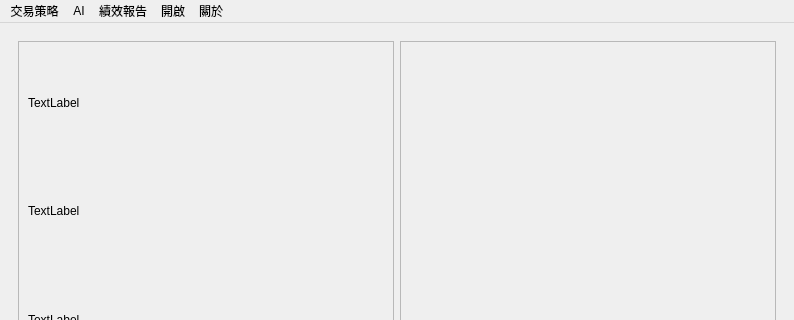
Above: New_UI_for_edit.ui from allen93075/Winner before the change; both pictures show x 0 to 794 and y 0 to 320 of the 794 by 638 pixel window. Below: the same form after it.
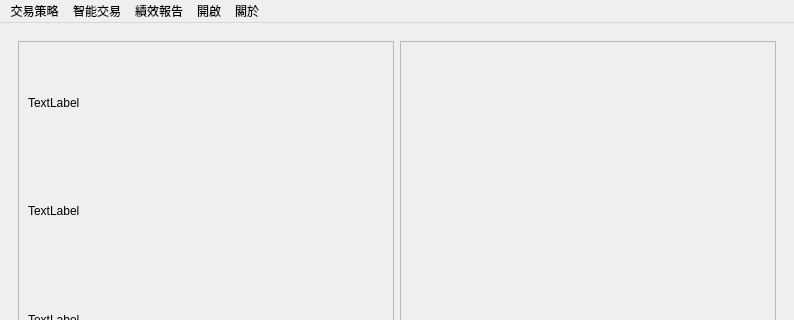
That is the form after the change.

Commit message: 介面更新

Diff of the .ui file:
```diff
--- a/New_UI_for_edit.ui
+++ b/New_UI_for_edit.ui
@@ -204,7 +204,7 @@
      </size>
     </property>
     <property name="title">
-     <string>AI</string>
+     <string>智能交易</string>
     </property>
     <addaction name="actionRF_2"/>
     <addaction name="actionLSTM_2"/>
```
Left out of the diff: 5 changed lines with no effect on the pictures.
